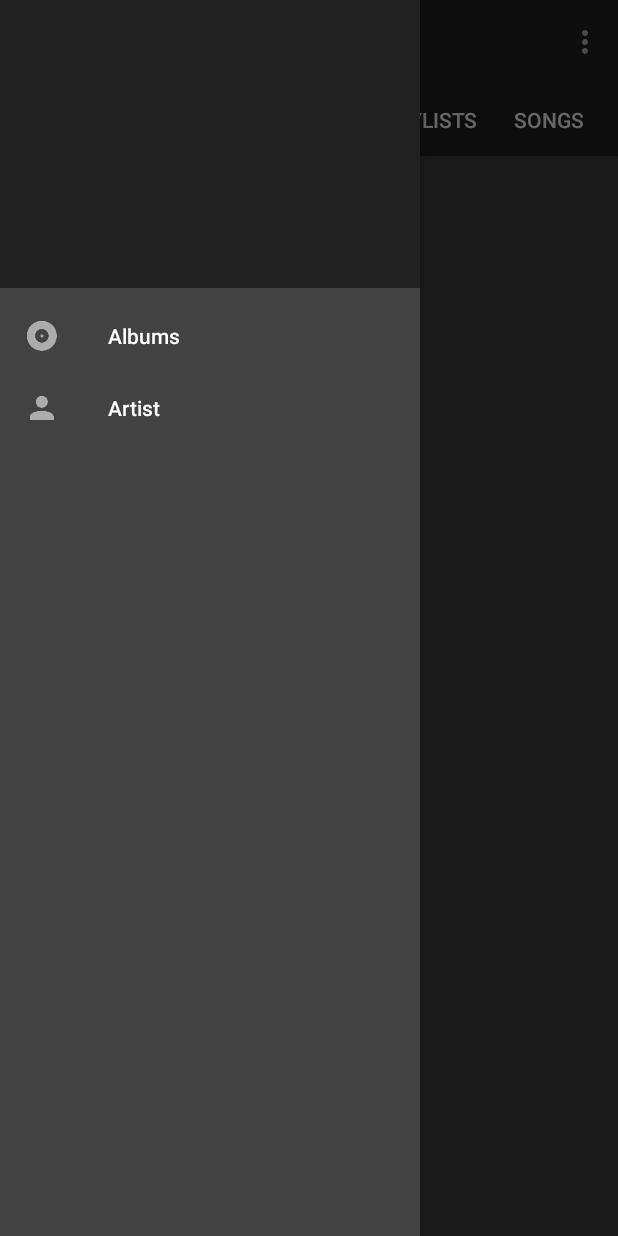
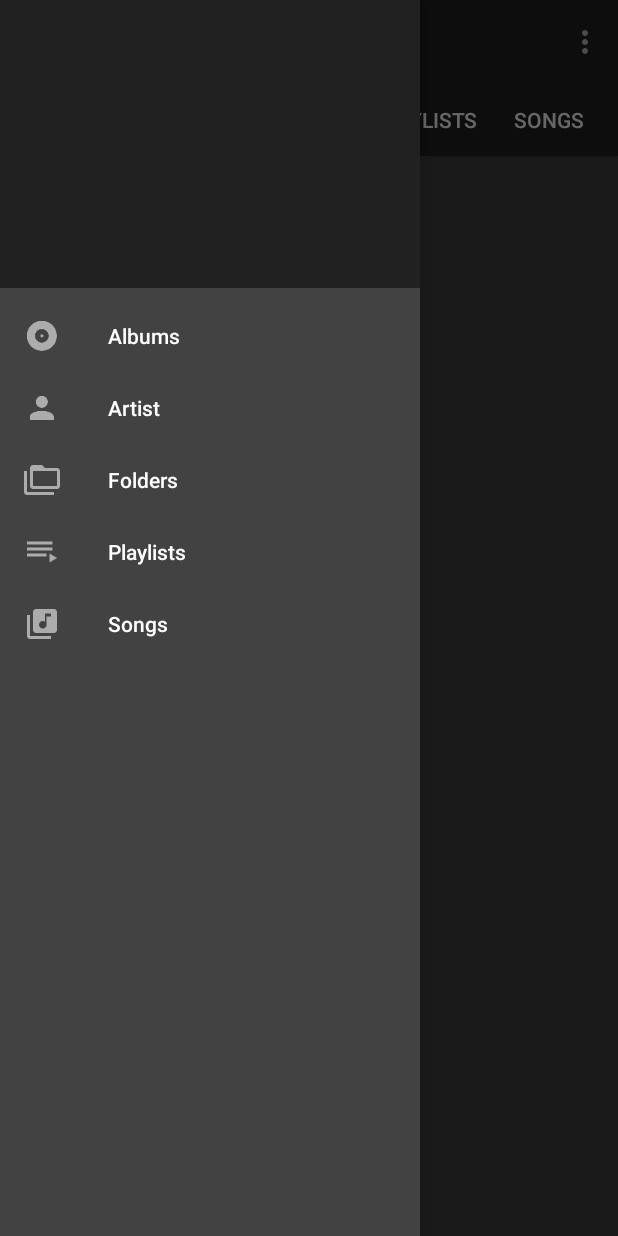
Before and after one commit to hadjower/PlaySuit_Project, an Android app: the screen it shows after launch (MainActivity), with the side drawer open, on a phone screen of 412 x 824 dp. Run offline under Robolectric (Android 15) with nearby library versions, the phone set to English and light mode, and no system bars.

Commit message:
Add the all items for navigation menu

```diff
--- a/app/src/main/java/com/shawasama/playsuit/Constants.java
+++ b/app/src/main/java/com/shawasama/playsuit/Constants.java
@@ -4,6 +4,6 @@ public class Constants {
     public static final int TAB_ALBUMS = 0;
     public static final int TAB_ARTIST = 1;
     public static final int TAB_FOLDERS = 2;
-    public static final int TAB_PLAYLOST = 3;
+    public static final int TAB_PLAYLISTS = 3;
     public static final int TAB_SONGS = 4;
 }
--- a/app/src/main/res/menu/menu_navigation.xml
+++ b/app/src/main/res/menu/menu_navigation.xml
@@ -10,7 +10,25 @@
     <item
         android:id="@+id/artistItem"
         android:title="@string/navigation_menu_and_tab_item_artist"
-        android:orderInCategory="1"
+        android:orderInCategory="2"
         android:icon="@mipmap/ic_account"
         />
+    <item
+        android:id="@+id/foldersItem"
+        android:title="@string/navigation_menu_and_tab_item_folders"
+        android:orderInCategory="3"
+        android:icon="@mipmap/ic_folder_multiple_outline"
+        />
+    <item
+        android:id="@+id/playlistsItem"
+        android:title="@string/navigation_menu_and_tab_item_playlists"
+        android:orderInCategory="4"
+        android:icon="@mipmap/ic_playlist_play"
+        />
+    <item
+        android:id="@+id/songsItem"
+        android:title="@string/navigation_menu_and_tab_item_songs"
+        android:orderInCategory="5"
+        android:icon="@mipmap/ic_library_music"
+        />
 </menu>
```
Also changed, not shown: app/src/main/java/com/shawasama/playsuit/activity/MainActivity.java (+21 -0 lines), app/src/main/res/mipmap-hdpi/ic_folder_multiple_outline.png (added), app/src/main/res/mipmap-hdpi/ic_library_music.png (added), app/src/main/res/mipmap-hdpi/ic_playlist_play.png (added), app/src/main/res/mipmap-mdpi/ic_folder_multiple_outline.png (added), app/src/main/res/mipmap-mdpi/ic_library_music.png (added), app/src/main/res/mipmap-mdpi/ic_playlist_play.png (added), app/src/main/res/mipmap-xhdpi/ic_folder_multiple_outline.png (added), app/src/main/res/mipmap-xhdpi/ic_library_music.png (added), app/src/main/res/mipmap-xhdpi/ic_playlist_play.png (added), app/src/main/res/mipmap-xxhdpi/ic_folder_multiple_outline.png (added), app/src/main/res/mipmap-xxhdpi/ic_library_music.png (added), app/src/main/res/mipmap-xxhdpi/ic_playlist_play.png (added), app/src/main/res/mipmap-xxxhdpi/ic_folder_multiple_outline.png (added), 2 more files.
